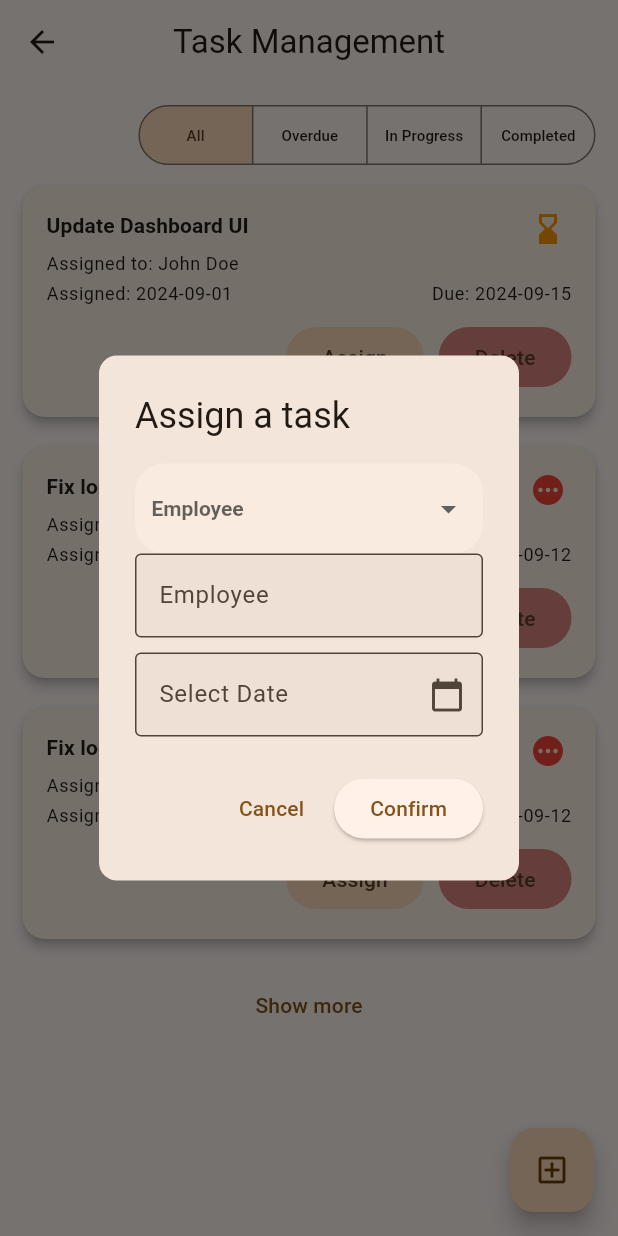
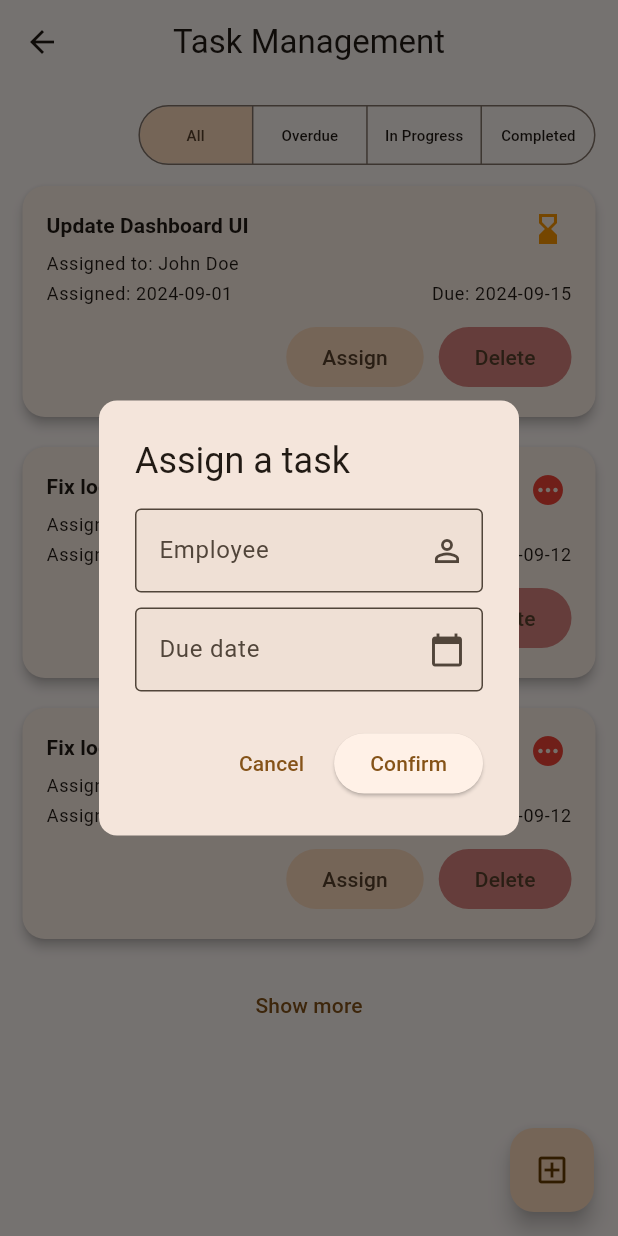
Before and after one commit to samuelantwi103/progress_meter, a Flutter app: the TaskPage screen opened directly, after a tap on "Assign", on a phone screen of 412 x 824 dp. Run offline on Flutter 3.47's test engine with Material 3 defaults, Android fonts, the phone set to English and light mode, and no system bars; our stand-ins replace animated_splash_screen, cloud_firestore, firebase_core, lottie; accounts and stored records are empty.

Commit message:
UI update 3.6

```diff
--- a/progress_meter/lib/components/date_field.dart
+++ b/progress_meter/lib/components/date_field.dart
@@ -3,10 +3,14 @@ import 'package:intl/intl.dart';
 
 class DateSelectionField extends StatefulWidget {
   final TextEditingController dateController;
+  final String title;
+  final String errorText;
 
   const DateSelectionField({
     super.key,
     required this.dateController,
+    required this.title,
+    required this.errorText,
   });
 
   @override
@@ -34,7 +38,7 @@ class _DateSelectionFieldState extends State<DateSelectionField> {
       controller: widget.dateController,
       autovalidateMode: AutovalidateMode.onUserInteraction,
       decoration: InputDecoration(
-        labelText: 'Select Date',
+        labelText: widget.title,
         border: OutlineInputBorder(),
         filled: true,
         // fillColor: Colors.grey[200],
@@ -44,7 +48,7 @@ class _DateSelectionFieldState extends State<DateSelectionField> {
       onTap: () => _selectDate(context), // Open the date picker on tap
       validator: (value) {
         if (value == null || value.isEmpty) {
-          return 'Set due date';
+          return widget.errorText;
         }
         return null;
       },
--- a/progress_meter/lib/components/dropdown_button.dart
+++ b/progress_meter/lib/components/dropdown_button.dart
@@ -5,9 +5,11 @@ class DropdownButtonHome extends StatefulWidget {
   DropdownButtonHome({
     super.key,
     required this.menuItems,
+    required this.controller,
     // required this.isCompleted,
   });
   final List<String> menuItems;
+  TextEditingController controller;
   // bool isCompleted;
 
   @override
@@ -20,43 +22,45 @@ class _DropdownButtonHomeState extends State<DropdownButtonHome> {
   @override
   Widget build(BuildContext context) {
     return Container(
-      padding: const EdgeInsets.symmetric(horizontal: 10, vertical: 5),
+      padding: const EdgeInsets.only(right: 10, ),
       // width: 50,
-      decoration: BoxDecoration(
-        color:
-            Theme.of(context).colorScheme.surfaceContainer, // Background color
-            border: Border.all(
-              color: Theme.of(context).colorScheme.surfaceContainer, // Border color
-            ),
-        borderRadius: BorderRadius.circular(20), // Rounded corners
-        // boxShadow: [
-        //   BoxShadow(
-        //     // spreadRadius: 100,
-        //     color: Colors.black26,
-        //     offset: Offset(0, 2),
-        //     blurRadius: 4, // Adds a subtle shadow effect
-        //   ),
-        // ],
-      ),
+      // decoration: BoxDecoration(
+      //   color:
+      //       Theme.of(context).colorScheme.surfaceContainer, // Background color
+      //       border: Border.all(
+      //         color: Theme.of(context).colorScheme.surfaceContainer, // Border color
+      //       ),
+      //   borderRadius: BorderRadius.circular(10), // Rounded corners
+      //   // boxShadow: [
+      //   //   BoxShadow(
+      //   //     // spreadRadius: 100,
+      //   //     color: Colors.black26,
+      //   //     offset: Offset(0, 2),
+      //   //     blurRadius: 4, // Adds a subtle shadow effect
+      //   //   ),
+      //   // ],
+      // ),
 
       child: DropdownButtonHideUnderline(
         // Hides the underline
         child: DropdownButton<String>(
+          isDense: true,
+          icon: Icon(Icons.person_outline_outlined),
           // menuWidth: 100,
           // elevation: 12,
-          isExpanded: true,
+          // isExpanded: true,
           // isDense: true,
           // itemHeight: 50,
           // dropdownColor: Colors.white, // Background color of dropdown
-          hint: Text(
-            'Employee',
-            style: TextStyle(
-              // color: Colors.white, // White text for the hint
-              fontWeight: FontWeight.bold,
-            ),
-          ),
+          // hint: Text(
+          //   'Employee',
+          //   style: TextStyle(
+          //     // color: Colors.white, // White text for the hint
+          //     fontWeight: FontWeight.bold,
+          //   ),
+          // ),
 
-          value: selectedItem,
+          // value: selectedItem,
           style: TextStyle(
             color: Colors.black,
           ),
@@ -77,6 +81,7 @@ class _DropdownButtonHomeState extends State<DropdownButtonHome> {
           onChanged: (String? value) {
             setState(() {
               selectedItem = value;
+             widget.controller.text = value!;
               if (selectedItem == "Completed") {
                 // callDialog(
                 //   context: context,
--- a/progress_meter/lib/components/loading.dart
+++ b/progress_meter/lib/components/loading.dart
@@ -10,6 +10,7 @@ Future<dynamic> loginLoading(BuildContext context) {
         backgroundColor: Colors.transparent,
         child: Lottie.asset(
           "assets/login_loading_anim.json",
+          animate: true,
         ),
         // insetAnimationCurve: Curves.bounceIn,
       );
@@ -26,6 +27,8 @@ Future<dynamic> generalLoading(BuildContext context) {
         backgroundColor: Colors.transparent,
         child: Lottie.asset(
           "assets/general_loading.json",
+          animate: true,
+
         ),
         // insetAnimationCurve: Curves.bounceIn,
       );
--- a/progress_meter/lib/pages/admin/dashboard.dart
+++ b/progress_meter/lib/pages/admin/dashboard.dart
@@ -63,7 +63,7 @@ class _AdminDashboardPageState extends State<AdminDashboardPage> {
             onPressed: () {
               Navigator.pushReplacement(
                 context,
-                logoutTransition(LoginPage()),
+                logoutTransition(LoginPage(), duration: Duration(milliseconds: 1000)),
               );
             },
           ),
--- a/progress_meter/lib/pages/user/history.dart
+++ b/progress_meter/lib/pages/user/history.dart
@@ -18,6 +18,7 @@ class HistoryPage extends StatefulWidget {
 class _HistoryPageState extends State<HistoryPage>
     with TickerProviderStateMixin {
   late TabController tabController;
+    final ScrollController scrollController = ScrollController();
 
   @override
   void initState() {
@@ -100,7 +101,7 @@ class _HistoryPageState extends State<HistoryPage>
                                     Navigator.pop(context);
 
                                     callBottomSheet(
-
+                                      scrollController: scrollController,
                                         context: context,
                                         title: "Report Summary",
                                         content: SizedBox(
```
Also changed, not shown: progress_meter/lib/components/card.dart (+19 -3 lines), progress_meter/lib/components/dialog.dart (+10 -10 lines), progress_meter/lib/components/form.dart (+41 -20 lines), progress_meter/lib/pages/login.dart (+8 -18 lines), progress_meter/lib/services/callback.dart (+19 -2 lines).
